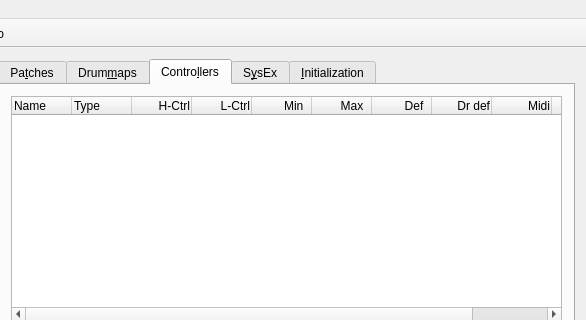
Above: src/muse/components/editinstrumentbase.ui from emrum/muse before the change; both pictures show x 230 to 816 and y 0 to 320 of the 816 by 505 pixel window. Below: the same form after it.
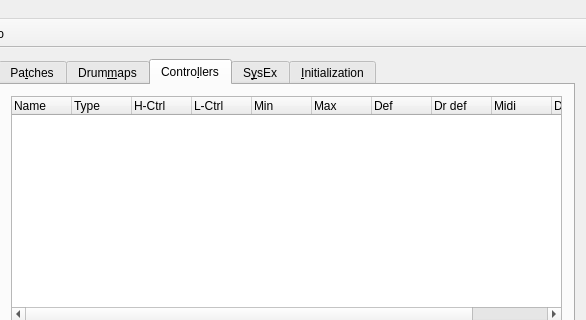
That is the form after the change. The open tabs and pages were chosen to show the change.

Commit message: Improve synth selection dialog

Patch:
```diff
--- a/src/muse/components/editinstrumentbase.ui
+++ b/src/muse/components/editinstrumentbase.ui
@@ -913,6 +913,12 @@
            <property name="frameShadow">
             <enum>QFrame::Sunken</enum>
            </property>
+           <property name="indentation">
+            <number>0</number>
+           </property>
+           <property name="rootIsDecorated">
+            <bool>false</bool>
+           </property>
            <property name="allColumnsShowFocus">
             <bool>true</bool>
            </property>
@@ -946,7 +952,7 @@
              <string>H-Ctrl</string>
             </property>
             <property name="textAlignment">
-             <set>AlignTrailing|AlignVCenter</set>
+             <set>AlignLeading|AlignVCenter</set>
             </property>
            </column>
            <column>
@@ -954,7 +960,7 @@
              <string>L-Ctrl</string>
             </property>
             <property name="textAlignment">
-             <set>AlignTrailing|AlignVCenter</set>
+             <set>AlignLeading|AlignVCenter</set>
             </property>
            </column>
            <column>
@@ -962,7 +968,7 @@
              <string>Min  </string>
             </property>
             <property name="textAlignment">
-             <set>AlignTrailing|AlignVCenter</set>
+             <set>AlignLeading|AlignVCenter</set>
             </property>
            </column>
            <column>
@@ -970,7 +976,7 @@
              <string>Max  </string>
             </property>
             <property name="textAlignment">
-             <set>AlignTrailing|AlignVCenter</set>
+             <set>AlignLeading|AlignVCenter</set>
             </property>
            </column>
            <column>
@@ -978,7 +984,7 @@
              <string>Def  </string>
             </property>
             <property name="textAlignment">
-             <set>AlignTrailing|AlignVCenter</set>
+             <set>AlignLeading|AlignVCenter</set>
             </property>
            </column>
            <column>
@@ -986,7 +992,7 @@
              <string>Dr def</string>
             </property>
             <property name="textAlignment">
-             <set>AlignTrailing|AlignVCenter</set>
+             <set>AlignLeading|AlignVCenter</set>
             </property>
            </column>
            <column>
@@ -994,7 +1000,7 @@
              <string>Midi</string>
             </property>
             <property name="textAlignment">
-             <set>AlignTrailing|AlignVCenter</set>
+             <set>AlignLeading|AlignVCenter</set>
             </property>
            </column>
            <column>
@@ -1002,7 +1008,7 @@
              <string>Drum</string>
             </property>
             <property name="textAlignment">
-             <set>AlignTrailing|AlignVCenter</set>
+             <set>AlignLeading|AlignVCenter</set>
             </property>
            </column>
           </widget>
```
The commit also changes 4 other files.
